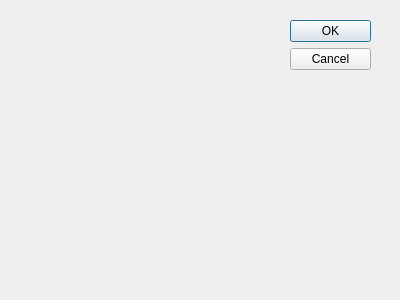
This is ui/QEDLab7Ui/task3qed.ui in JFomit/lab7 as Qt 5 draws it before an edit. The edited form follows.
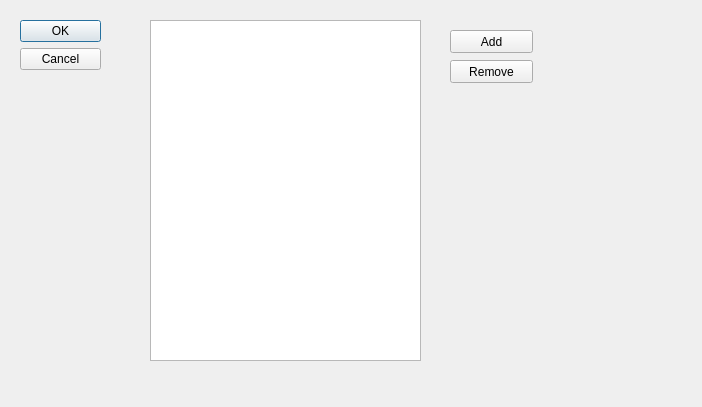
This is the edited form.

Diff of the .ui file:
```diff
--- a/ui/QEDLab7Ui/task3qed.ui
+++ b/ui/QEDLab7Ui/task3qed.ui
@@ -6,8 +6,8 @@
    <rect>
     <x>0</x>
     <y>0</y>
-    <width>400</width>
-    <height>300</height>
+    <width>702</width>
+    <height>407</height>
    </rect>
   </property>
   <property name="windowTitle">
@@ -16,7 +16,7 @@
   <widget class="QDialogButtonBox" name="buttonBox">
    <property name="geometry">
     <rect>
-     <x>290</x>
+     <x>20</x>
      <y>20</y>
      <width>81</width>
      <height>241</height>
@@ -29,6 +29,42 @@
     <set>QDialogButtonBox::StandardButton::Cancel|QDialogButtonBox::StandardButton::Ok</set>
    </property>
   </widget>
+  <widget class="QListWidget" name="listWidget">
+   <property name="geometry">
+    <rect>
+     <x>150</x>
+     <y>20</y>
+     <width>271</width>
+     <height>341</height>
+    </rect>
+   </property>
+  </widget>
+  <widget class="QPushButton" name="addButton">
+   <property name="geometry">
+    <rect>
+     <x>450</x>
+     <y>30</y>
+     <width>83</width>
+     <height>23</height>
+    </rect>
+   </property>
+   <property name="text">
+    <string>Add</string>
+   </property>
+  </widget>
+  <widget class="QPushButton" name="pushButton_2">
+   <property name="geometry">
+    <rect>
+     <x>450</x>
+     <y>60</y>
+     <width>83</width>
+     <height>23</height>
+    </rect>
+   </property>
+   <property name="text">
+    <string>Remove</string>
+   </property>
+  </widget>
  </widget>
  <resources/>
  <connections>
```
